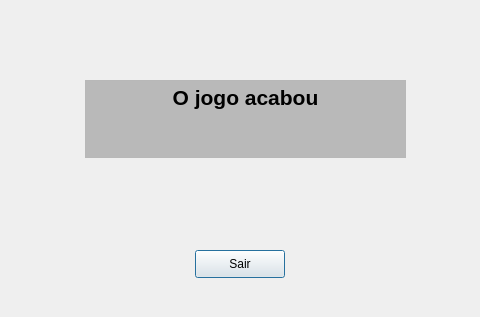
Before: the Qt Designer form cliente/Acabou.ui in I3ryI3e/project, drawn with Qt 5; both pictures show x 195 to 675 and y 0 to 317 of the 973 by 317 pixel window.
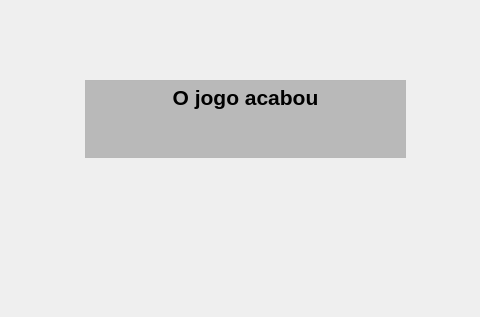
After: the same form once the commit is applied.

Diff of the .ui file:
```diff
--- a/cliente/Acabou.ui
+++ b/cliente/Acabou.ui
@@ -67,19 +67,6 @@
 &lt;p align=&quot;center&quot; style=&quot; margin-top:0px; margin-bottom:0px; margin-left:0px; margin-right:0px; -qt-block-indent:0; text-indent:0px;&quot;&gt;&lt;span style=&quot; font-size:16pt; font-weight:600;&quot;&gt;O jogo acabou&lt;/span&gt;&lt;/p&gt;&lt;/body&gt;&lt;/html&gt;</string>
    </property>
   </widget>
-  <widget class="QPushButton" name="pushButton">
-   <property name="geometry">
-    <rect>
-     <x>390</x>
-     <y>250</y>
-     <width>90</width>
-     <height>28</height>
-    </rect>
-   </property>
-   <property name="text">
-    <string>Sair</string>
-   </property>
-  </widget>
  </widget>
  <resources/>
  <connections/>
```
